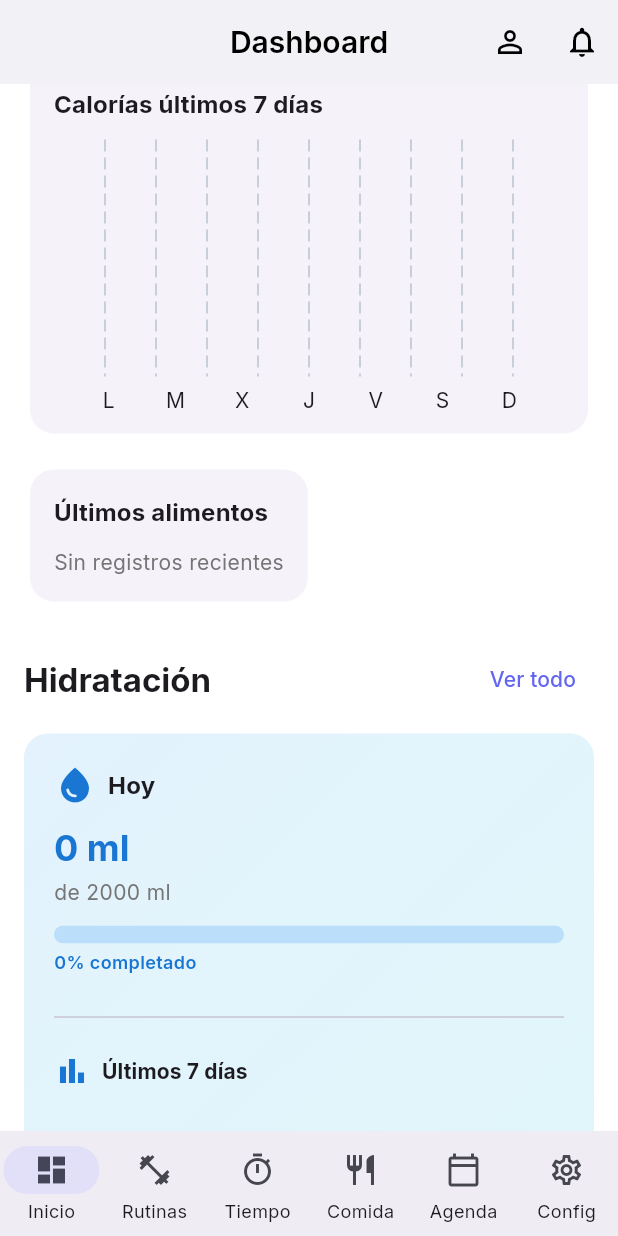
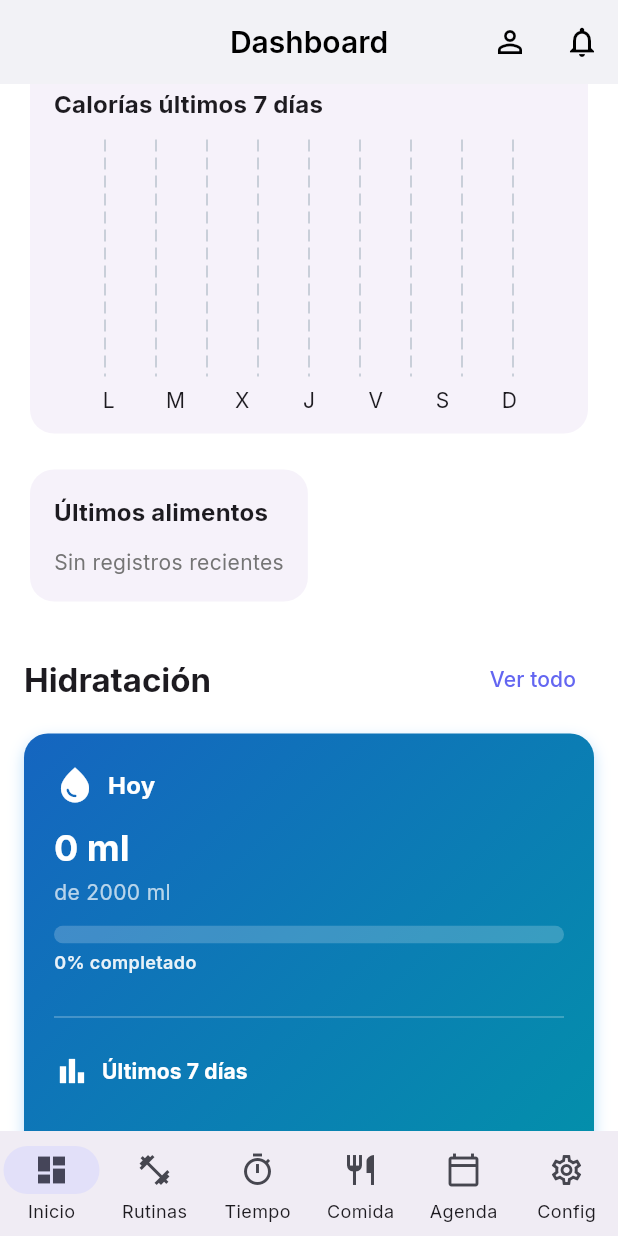
Before and after one commit to xichuReact/salud, a Flutter app: the screen it shows after launch, scrolled down 1152 dp, on a phone screen of 412 x 824 dp. Run offline on Flutter 3.47's test engine with Material 3 defaults, Android fonts, the phone set to English and light mode, and no system bars; drawn by our look-alikes of fl_chart; our stand-ins replace flutter_local_notifications, flutter_riverpod, google_fonts, google_sign_in, isar, shared_preferences and 2 more; missing offline and left inert: googleapis; accounts and stored records are empty; generated files the repository leaves out were written again.

Commit message:
Diseño oscuro tarjeta hidratación: gradiente azul-cyan oscuro, texto blanco, sombra, coherente con dashboard

```diff
--- a/lib/views/screens/dashboard_screen.dart
+++ b/lib/views/screens/dashboard_screen.dart
@@ -1197,13 +1197,20 @@ class DashboardScreen extends ConsumerWidget {
           decoration: BoxDecoration(
             gradient: LinearGradient(
               colors: [
-                Colors.blue.shade50,
-                Colors.cyan.shade50,
+                Colors.blue.shade800,
+                Colors.cyan.shade700,
               ],
               begin: Alignment.topLeft,
               end: Alignment.bottomRight,
             ),
             borderRadius: BorderRadius.circular(16),
+            boxShadow: [
+              BoxShadow(
+                color: Colors.blue.withValues(alpha: 0.3),
+                blurRadius: 8,
+                offset: const Offset(0, 4),
+              ),
+            ],
           ),
           child: Column(
             children: [
@@ -1228,7 +1235,7 @@ class DashboardScreen extends ConsumerWidget {
                               children: [
                                 Icon(
                                   Icons.water_drop,
-                                  color: Colors.blue.shade700,
+                                  color: Colors.white,
                                   size: 28,
                                 ),
                                 const SizedBox(width: 8),
@@ -1239,6 +1246,7 @@ class DashboardScreen extends ConsumerWidget {
                                       .titleMedium
                                       ?.copyWith(
                                         fontWeight: FontWeight.bold,
+                                        color: Colors.white,
                                       ),
                                 ),
                               ],
@@ -1251,14 +1259,14 @@ class DashboardScreen extends ConsumerWidget {
                                   .headlineSmall
                                   ?.copyWith(
                                     fontWeight: FontWeight.bold,
-                                    color: Colors.blue.shade700,
+                                    color: Colors.white,
                                   ),
                             ),
                             const SizedBox(height: 4),
                             Text(
                               'de $objetivo ml',
                               style: TextStyle(
-                                color: Colors.grey.shade600,
+                                color: Colors.white.withValues(alpha: 0.7),
                                 fontSize: 14,
                               ),
                             ),
@@ -1269,9 +1277,9 @@ class DashboardScreen extends ConsumerWidget {
                               child: LinearProgressIndicator(
                                 value: progresoVal,
                                 minHeight: 12,
-                                backgroundColor: Colors.blue.shade100,
+                                backgroundColor: Colors.white.withValues(alpha: 0.2),
                                 valueColor: AlwaysStoppedAnimation<Color>(
-                                  Colors.blue.shade700,
+                                  Colors.white,
                                 ),
                               ),
                             ),
@@ -1279,7 +1287,7 @@ class DashboardScreen extends ConsumerWidget {
                             Text(
                               '${(progresoVal * 100).toInt()}% completado',
                               style: TextStyle(
-                                color: Colors.blue.shade700,
+                                color: Colors.white.withValues(alpha: 0.9),
                                 fontSize: 12,
                                 fontWeight: FontWeight.w600,
                               ),
@@ -1298,17 +1306,18 @@ class DashboardScreen extends ConsumerWidget {
                 ],
               ),
               const SizedBox(height: 20),
-              const Divider(),
+              Divider(color: Colors.white.withValues(alpha: 0.3)),
               const SizedBox(height: 16),
               // Gráfico semanal
               Row(
                 children: [
-                  Icon(Icons.bar_chart, color: Colors.blue.shade700),
+                  Icon(Icons.bar_chart, color: Colors.white),
                   const SizedBox(width: 8),
                   Text(
                     'Últimos 7 días',
                     style: Theme.of(context).textTheme.titleSmall?.copyWith(
                           fontWeight: FontWeight.bold,
+                          color: Colors.white,
                         ),
                   ),
                 ],
@@ -1336,7 +1345,7 @@ class DashboardScreen extends ConsumerWidget {
                                     dias[idx],
                                     style: TextStyle(
                                       fontSize: 12,
-                                      color: Colors.grey.shade600,
+                                      color: Colors.white.withValues(alpha: 0.7),
                                     ),
                                   );
                                 }
@@ -1363,7 +1372,7 @@ class DashboardScreen extends ConsumerWidget {
                             barRods: [
                               BarChartRodData(
                                 toY: ml.toDouble(),
-                                color: Colors.blue.shade400,
+                                color: Colors.white.withValues(alpha: 0.9),
                                 width: 16,
                                 borderRadius: const BorderRadius.vertical(
                                   top: Radius.circular(4),
```
